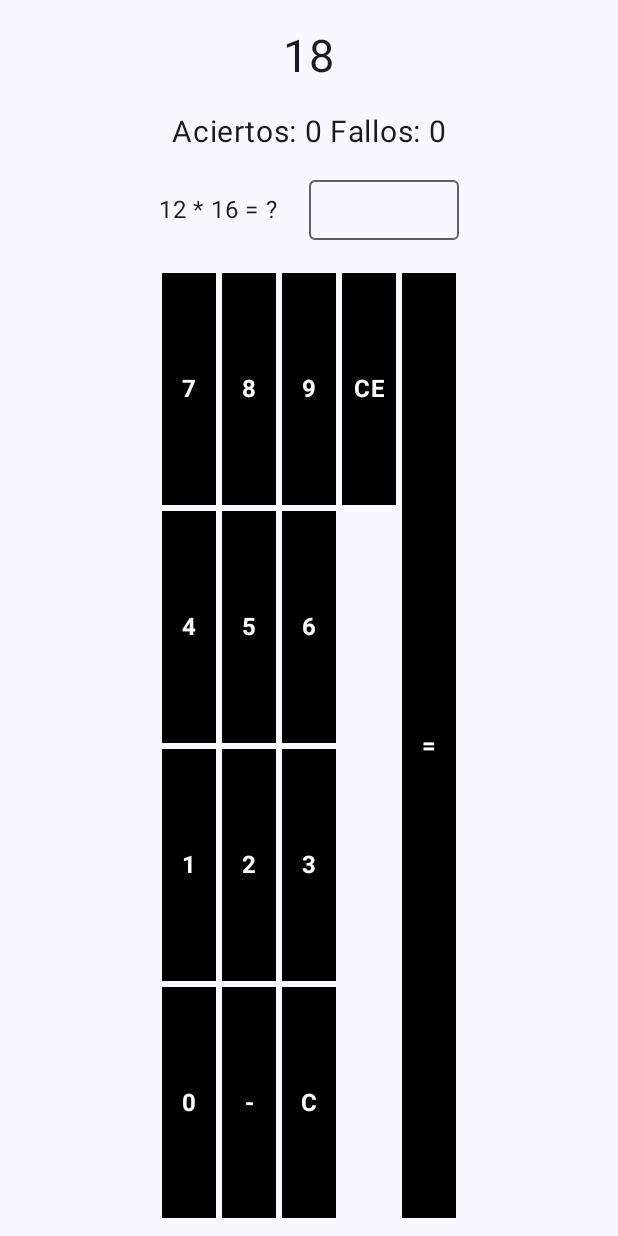
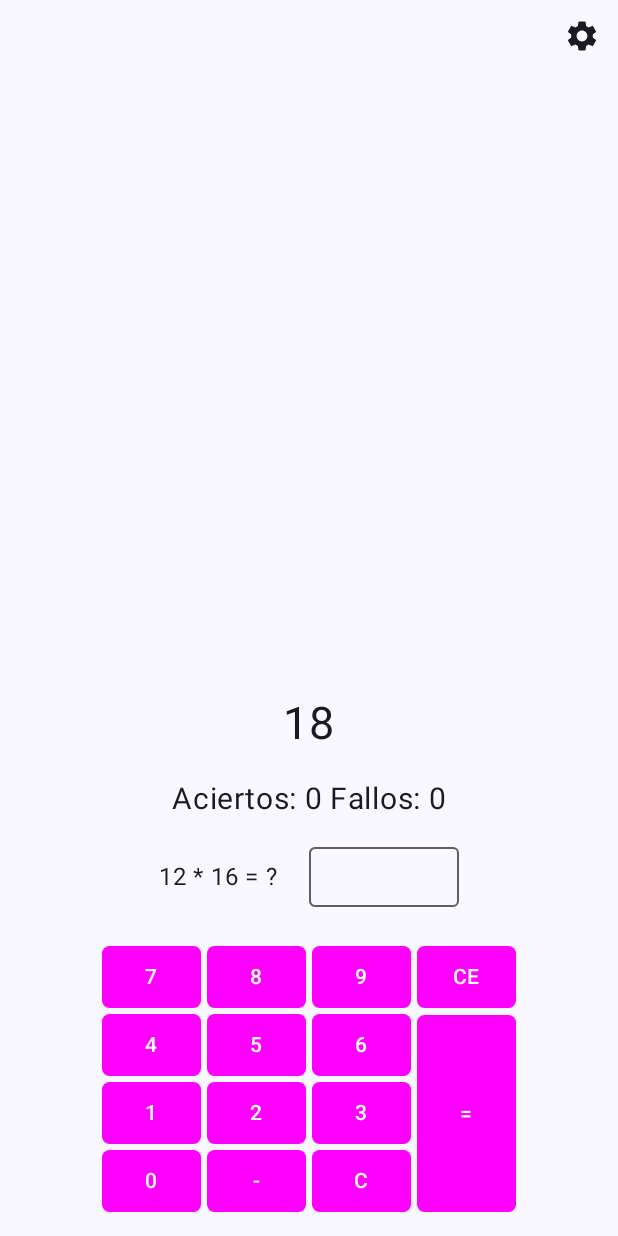
Before and after one commit to Nozferatu/Practica1-PM, an Android app built with Jetpack Compose: the CalculaTronActivity screen opened directly, with no data from a screen before it, on a phone screen of 412 x 824 dp. Run offline under Robolectric (Android 15) with nearby library versions, the phone set to English and light mode, and no system bars; our stand-ins replace constraintlayout-compose.

Commit message:
Teclado pasado a ConstraintLayout y añadido botón de configuración para viajar a la activity

```diff
--- a/app/src/main/java/com/cmj/practica1_pm/CalculaTronActivity.kt
+++ b/app/src/main/java/com/cmj/practica1_pm/CalculaTronActivity.kt
@@ -1,25 +1,30 @@
 package com.cmj.practica1_pm
 
+import android.content.Intent
 import android.content.SharedPreferences
 import android.os.Bundle
 import androidx.activity.ComponentActivity
 import androidx.activity.compose.setContent
 import androidx.activity.enableEdgeToEdge
-import androidx.compose.foundation.background
-import androidx.compose.foundation.clickable
 import androidx.compose.foundation.layout.Arrangement
-import androidx.compose.foundation.layout.Box
 import androidx.compose.foundation.layout.Column
 import androidx.compose.foundation.layout.Row
+import androidx.compose.foundation.layout.Spacer
 import androidx.compose.foundation.layout.fillMaxSize
 import androidx.compose.foundation.layout.fillMaxWidth
 import androidx.compose.foundation.layout.padding
+import androidx.compose.foundation.layout.requiredSize
 import androidx.compose.foundation.layout.size
 import androidx.compose.foundation.layout.width
+import androidx.compose.foundation.layout.wrapContentHeight
 import androidx.compose.foundation.layout.wrapContentSize
-import androidx.compose.foundation.lazy.staggeredgrid.LazyHorizontalStaggeredGrid
-import androidx.compose.foundation.lazy.staggeredgrid.StaggeredGridCells
-import androidx.compose.foundation.lazy.staggeredgrid.StaggeredGridItemSpan
+import androidx.compose.foundation.shape.RoundedCornerShape
+import androidx.compose.material.icons.Icons
+import androidx.compose.material.icons.filled.Settings
+import androidx.compose.material3.Button
+import androidx.compose.material3.ButtonDefaults
+import androidx.compose.material3.Icon
+import androidx.compose.material3.IconButton
 import androidx.compose.material3.OutlinedTextField
 import androidx.compose.material3.Scaffold
 import androidx.compose.material3.Surface
@@ -34,12 +39,11 @@ import androidx.compose.runtime.remember
 import androidx.compose.ui.Alignment
 import androidx.compose.ui.Modifier
 import androidx.compose.ui.graphics.Color
-import androidx.compose.ui.text.font.FontWeight
-import androidx.compose.ui.text.style.TextAlign
+import androidx.compose.ui.platform.LocalContext
 import androidx.compose.ui.tooling.preview.Preview
-import androidx.compose.ui.unit.Dp
 import androidx.compose.ui.unit.dp
 import androidx.compose.ui.unit.sp
+import androidx.constraintlayout.compose.ConstraintLayout
 import com.cmj.practica1_pm.ui.theme.Practica1PMTheme
 import kotlinx.coroutines.delay
 
@@ -107,6 +111,28 @@ fun comprobarOperacion() {
 }
 
 @Composable
+fun BarraSuperior(){
+    val contexto = LocalContext.current
+
+    Row(
+        modifier = Modifier.fillMaxWidth().wrapContentHeight(),
+        horizontalArrangement = Arrangement.End
+    ){
+        IconButton(
+            onClick = {
+                val intent = Intent(contexto, CalculaTronSettingsActivity::class.java)
+                contexto.startActivity(intent)
+            }
+        ) {
+            Icon(
+                imageVector = Icons.Default.Settings,
+                "Configuración"
+            )
+        }
+    }
+}
+
+@Composable
 fun Contador(contador: MutableState<Int>){
     Text(modifier = Modifier
         .padding(vertical = 20.dp),
@@ -131,7 +157,7 @@ fun Operacion(){
         verticalAlignment = Alignment.CenterVertically,
         horizontalArrangement = Arrangement.SpaceBetween
     ){
-        Text("${operandoA.intValue} ${operacion.value} ${operandoB.intValue} = ?")
+        Text("${operandoA.intValue} ${operacion.value} ${operandoB.intValue} = ?", fontSize = 16.sp)
         OutlinedTextField(modifier = Modifier
             .size(width = 100.dp, height = 40.dp),
             value = respuestaOperacion.value,
@@ -143,80 +169,165 @@ fun Operacion(){
 
 @Composable
 fun Tecla(
+    modifier: Modifier,
     contenido: String,
-    altura: Dp = 40.dp,
-    anchura: Dp = 40.dp,
+    altura: Int = 45,
+    anchura: Int = 70,
     funcion: () -> (Unit) = {
         respuestaOperacion.value += contenido
     }
 ){
-    Box(modifier = Modifier
-        .size(width = anchura, height = altura)
-        .padding(2.dp)
-        .background(Color.Black)
-        .clickable { funcion() },
-        contentAlignment = Alignment.Center
-
+    Button(
+        onClick = { funcion() },
+        modifier = modifier
+        //.size(width = anchura.dp, height = altura.dp)
+            .requiredSize(height = altura.dp, width = anchura.dp)
+        .padding(2.dp),
+        shape = RoundedCornerShape(5.dp),
+        colors = ButtonDefaults.buttonColors(
+            containerColor = Color.Magenta,
+            contentColor = Color.White
+        )
     ) {
         Text(
             contenido,
             color = Color.White,
-            fontWeight = FontWeight.Bold,
-            textAlign = TextAlign.Center,
+            //fontWeight = FontWeight.Bold,
+            //textAlign = TextAlign.Center,
         )
     }
 }
 
 @Composable
 fun Teclado(){
-    LazyHorizontalStaggeredGrid(
+    ConstraintLayout(
         modifier = Modifier
-            .wrapContentSize(),
-        rows = StaggeredGridCells.Fixed(4),
-        verticalArrangement = Arrangement.Center
+            .padding(4.dp)
+            .wrapContentSize()
     ) {
-        item{
-            Tecla("7")
-        }
-        item{
-            Tecla("4")
-        }
-        item{
-            Tecla("1")
-        }
-        item{
-            Tecla("0")
-        }
-        item{
-            Tecla("8")
-        }
-        item{
-            Tecla("5")
-        }
-        item{
-            Tecla("2")
-        }
-        item{
-            Tecla("-")
-        }
-        item{
-            Tecla("9")
-        }
-        item{
-            Tecla("6")
-        }
-        item{
-            Tecla("3")
-        }
-        item{
-            Tecla("C", funcion = { respuestaOperacion.value = respuestaOperacion.value.dropLast(1) })
-        }
-        item{
-            Tecla("CE", funcion = { respuestaOperacion.value = "" })
-        }
-        item(span = StaggeredGridItemSpan.FullLine){
-            Tecla("=", funcion = { comprobarOperacion() })
-        }
+        val (
+            siete, ocho, nueve, ce,
+            cuatro, cinco, seis,
+            uno, dos, tres,
+            cero, menos, c, igual
+        ) = createRefs()
+
+        Tecla(
+            Modifier.constrainAs(siete) {
+                top.linkTo(parent.top)
+                start.linkTo(parent.start)
+                end.linkTo(ocho.start)
+                bottom.linkTo(cuatro.top)
+            }, "7"
+        )
+        Tecla(
+            Modifier.constrainAs(ocho) {
+                top.linkTo(parent.top)
+                start.linkTo(siete.end)
+                end.linkTo(nueve.start)
+                bottom.linkTo(cinco.top)
+            },"8"
+        )
+        Tecla(
+            Modifier.constrainAs(nueve) {
+                top.linkTo(parent.top)
+                start.linkTo(ocho.end)
+                end.linkTo(ce.start)
+                bottom.linkTo(seis.top)
+            },"9"
+        )
+        Tecla(
+            Modifier.constrainAs(ce) {
+                top.linkTo(parent.top)
+                start.linkTo(nueve.end)
+                end.linkTo(parent.end)
+                bottom.linkTo(igual.top)
+            },"CE",
+            funcion = { respuestaOperacion.value = "" }
+        )
+        Tecla(
+            Modifier.constrainAs(cuatro) {
+                top.linkTo(siete.bottom)
+                start.linkTo(parent.start)
+                end.linkTo(cinco.start)
+                bottom.linkTo(uno.top)
+            },"4"
+        )
+        Tecla(
+            Modifier.constrainAs(cinco) {
+                top.linkTo(ocho.bottom)
+                start.linkTo(cuatro.end)
+                end.linkTo(seis.start)
+                bottom.linkTo(dos.top)
+            },"5"
+        )
+        Tecla(
+            Modifier.constrainAs(seis) {
+                top.linkTo(nueve.bottom)
+                start.linkTo(cinco.end)
+                //end.linkTo(igual.start)
+                bottom.linkTo(tres.top)
+            },"6"
+        )
+        Tecla(
+            Modifier.constrainAs(uno) {
+                top.linkTo(cuatro.bottom)
+                start.linkTo(parent.start)
+                end.linkTo(dos.start)
+                bottom.linkTo(cero.top)
+            },"1"
+        )
+        Tecla(
+            Modifier.constrainAs(dos) {
+                top.linkTo(cinco.bottom)
+                start.linkTo(uno.end)
+                end.linkTo(tres.start)
+                bottom.linkTo(menos.top)
+            },"2"
+        )
+        Tecla(
+            Modifier.constrainAs(tres) {
+                top.linkTo(seis.bottom)
+                start.linkTo(dos.end)
+                //end.linkTo(igual.start)
+                bottom.linkTo(c.top)
+            },"3"
+        )
+        Tecla(
+            Modifier.constrainAs(cero) {
+                top.linkTo(uno.bottom)
+                start.linkTo(parent.start)
+                end.linkTo(menos.start)
+                bottom.linkTo(parent.bottom)
+            },"0"
+        )
+        Tecla(
+            Modifier.constrainAs(menos) {
+                top.linkTo(dos.bottom)
+                start.linkTo(cero.end)
+                end.linkTo(c.start)
+                bottom.linkTo(parent.bottom)
+            },"-"
+        )
+        Tecla(
+            Modifier.constrainAs(c) {
+                top.linkTo(tres.bottom)
+                start.linkTo(menos.end)
+                //end.linkTo(igual.start)
+                bottom.linkTo(parent.bottom)
+            },"C",
+            funcion = { respuestaOperacion.value = respuestaOperacion.value.dropLast(1) }
+        )
+        Tecla(
+            Modifier.constrainAs(igual) {
+                top.linkTo(ce.bottom)
+                //start.linkTo(ce.start)
+                end.linkTo(parent.end)
+                bottom.linkTo(parent.bottom)
+            },"=",
+            altura = 135,
+            funcion = { comprobarOperacion() }
+        )
     }
 }
 
@@ -228,8 +339,12 @@ fun CalculaTron(modifier: Modifier = Modifier) {
         .fillMaxWidth()
         .padding(bottom = 10.dp),
         horizontalAlignment = Alignment.CenterHorizontally,
-        verticalArrangement = Arrangement.Center
+        verticalArrangement = Arrangement.SpaceBetween
     ) {
+        BarraSuperior()
+
+        Spacer(Modifier.weight(1f))
+
         Contador(contador)
         Estadisticas()
         Operacion()
@@ -246,7 +361,7 @@ fun CalculaTron(modifier: Modifier = Modifier) {
     }
 }
 
-@Preview(showBackground = true, widthDp = 900, heightDp = 400)
+@Preview(showBackground = true, widthDp = 400, heightDp = 900)
 @Composable
 fun CalculaTronPreview(){
     CalculaTron()
--- /dev/null
+++ b/app/src/main/res/drawable/baseline_settings_24.xml
@@ -0,0 +1,5 @@
+<vector xmlns:android="http://schemas.android.com/apk/res/android" android:height="24dp" android:tint="#000000" android:viewportHeight="24" android:viewportWidth="24" android:width="24dp">
+
+    <path android:fillColor="@android:color/white" android:pathData="M19.14,12.94c0.04,-0.3 0.06,-0.61 0.06,-0.94c0,-0.32 -0.02,-0.64 -0.07,-0.94l2.03,-1.58c0.18,-0.14 0.23,-0.41 0.12,-0.61l-1.92,-3.32c-0.12,-0.22 -0.37,-0.29 -0.59,-0.22l-2.39,0.96c-0.5,-0.38 -1.03,-0.7 -1.62,-0.94L14.4,2.81c-0.04,-0.24 -0.24,-0.41 -0.48,-0.41h-3.84c-0.24,0 -0.43,0.17 -0.47,0.41L9.25,5.35C8.66,5.59 8.12,5.92 7.63,6.29L5.24,5.33c-0.22,-0.08 -0.47,0 -0.59,0.22L2.74,8.87C2.62,9.08 2.66,9.34 2.86,9.48l2.03,1.58C4.84,11.36 4.8,11.69 4.8,12s0.02,0.64 0.07,0.94l-2.03,1.58c-0.18,0.14 -0.23,0.41 -0.12,0.61l1.92,3.32c0.12,0.22 0.37,0.29 0.59,0.22l2.39,-0.96c0.5,0.38 1.03,0.7 1.62,0.94l0.36,2.54c0.05,0.24 0.24,0.41 0.48,0.41h3.84c0.24,0 0.44,-0.17 0.47,-0.41l0.36,-2.54c0.59,-0.24 1.13,-0.56 1.62,-0.94l2.39,0.96c0.22,0.08 0.47,0 0.59,-0.22l1.92,-3.32c0.12,-0.22 0.07,-0.47 -0.12,-0.61L19.14,12.94zM12,15.6c-1.98,0 -3.6,-1.62 -3.6,-3.6s1.62,-3.6 3.6,-3.6s3.6,1.62 3.6,3.6S13.98,15.6 12,15.6z"/>
+
+</vector>
--- a/app/src/main/res/values/strings.xml
+++ b/app/src/main/res/values/strings.xml
@@ -2,4 +2,5 @@
     <string name="app_name">Practica1-PM</string>
     <string name="title_activity_memory_tron">MemoryTronActivity</string>
     <string name="title_activity_calcula_tron">CalculaTronActivity</string>
+    <string name="title_activity_calcula_tron_settings">CalculaTronSettingsActivity</string>
 </resources>
```
